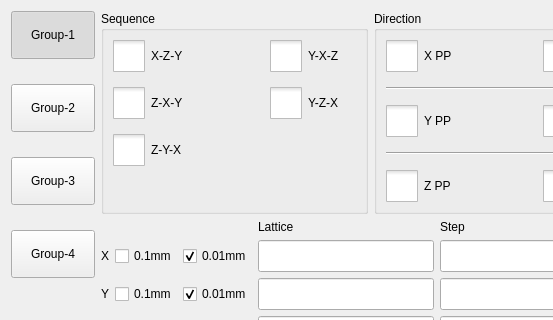
Qt form hcsettings/ichcstackedsettingsframe.ui (dongdong-2009/3-5AxisRobot) before a commit; both pictures show x 0 to 553 and y 0 to 320 of the 652 by 427 pixel window.
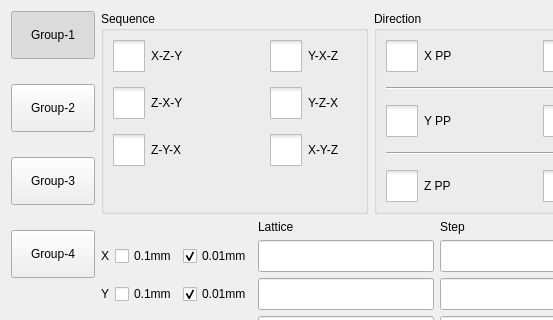
The same form after that commit. Icons and pictures are not drawn. Custom widgets are drawn as their Qt base class.

What changed in the file:
```diff
--- a/hcsettings/ichcstackedsettingsframe.ui
+++ b/hcsettings/ichcstackedsettingsframe.ui
@@ -368,6 +368,32 @@
             </attribute>
            </widget>
           </item>
+          <item row="2" column="1">
+           <widget class="QCheckBox" name="xyzCheckBox">
+            <property name="styleSheet">
+             <string notr="true">::indicator {
+     width: 32px;
+     height: 32px;
+ }
+
+::indicator:unchecked 
+{
+     image: url(:/resource/check_unchecked.png);
+ }
+::indicator:checked 
+{
+     image: url(:/resource/check_checked.png);
+ }
+</string>
+            </property>
+            <property name="text">
+             <string>X-Y-Z</string>
+            </property>
+            <attribute name="buttonGroup">
+             <string notr="true">buttonGroup</string>
+            </attribute>
+           </widget>
+          </item>
          </layout>
         </widget>
        </item>
```
Left out of the diff: 6 changed lines with no effect on the pictures.
